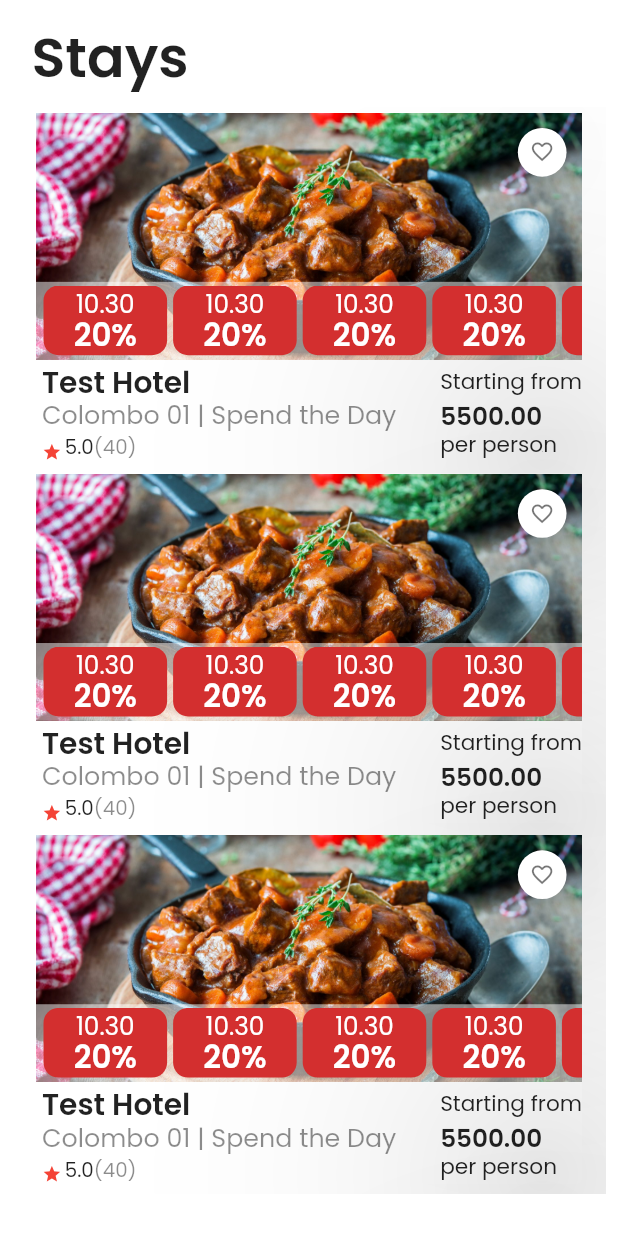
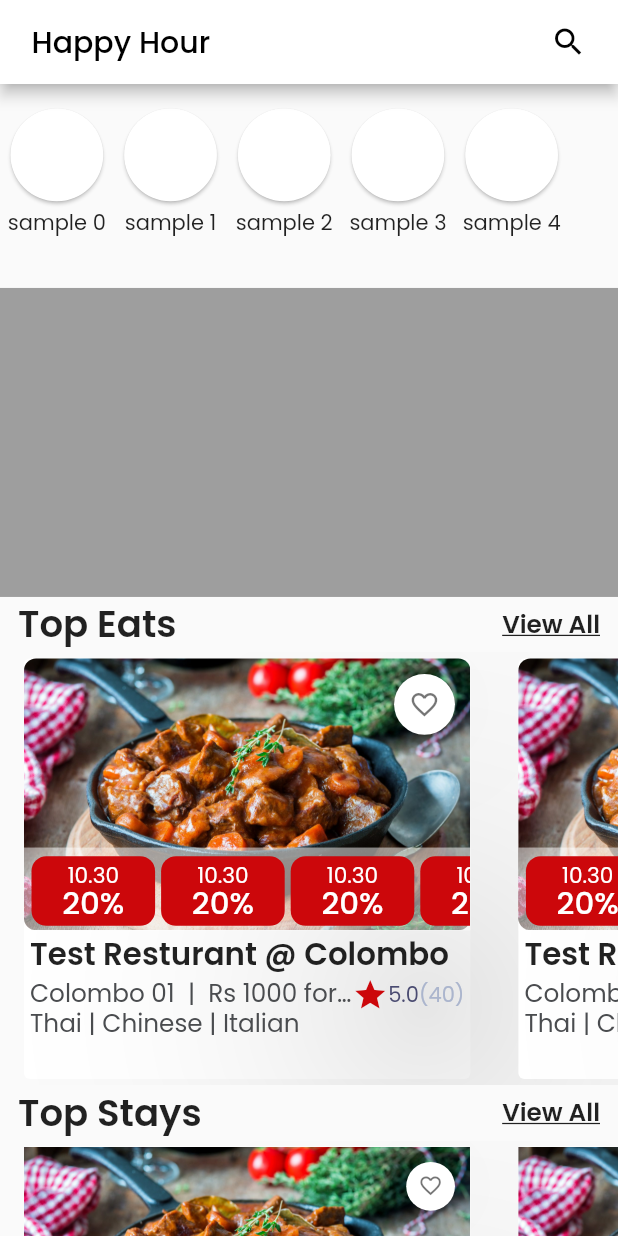
Before and after one commit to lanka97/DealsApp, a Flutter app: the screen it shows after launch, on a phone screen of 412 x 824 dp. Run offline on Flutter 3.47's test engine with Material 2 defaults, Android fonts, the phone set to English and light mode, and no system bars; our stand-ins replace cached_network_image, device_preview; missing offline and left inert: qrscan.

Commit message:
home page

```diff
--- a/lib/main.dart
+++ b/lib/main.dart
@@ -1,6 +1,8 @@
 import 'package:device_preview/device_preview.dart';
 import 'package:flutter/material.dart';
 import 'package:flutter/foundation.dart';
+import 'package:offpeak/pages/activities.dart';
+import 'package:offpeak/pages/home_page.dart';
 import 'package:offpeak/pages/hotels/view_hotel.dart';
 import 'package:offpeak/pages/reservation.dart';
 import 'package:offpeak/pages/scan.dart';
@@ -43,7 +45,11 @@ class MyApp extends StatelessWidget {
         ViewHotel.routeName: (context) => ViewHotel(),
         Restaurants.routeName: (context) => Restaurants(),
         Reservation.routeName: (context) => Reservation(),
-        Scan.routeName: (context) => Scan()
+        Scan.routeName: (context) => Scan(),
+        HomePage.routeName: (context) => HomePage(),
+        Stays.routeName: (context) => Stays(),
+        Activities.routeName: (context) => Activities(),
+        Spas.routeName: (context) => Spas(),
       },
     );
   }
@@ -58,6 +64,6 @@ class _MyHomePageState extends State<MyHomePage> {
   @override
   Widget build(BuildContext context) {
     SizeConfig().init(context);
-    return Stays();
+    return HomePage();
   }
 }
--- a/lib/pages/ActivityItem.dart
+++ b/lib/pages/ActivityItem.dart
@@ -153,9 +153,10 @@ class _ActivityItemState extends State<ActivityItem> {
                         ),
                       ],
                     ),
-                    Column(
+                    Expanded(
+                      child: Column(
                         mainAxisAlignment: MainAxisAlignment.start,
-                      crossAxisAlignment: CrossAxisAlignment.start,
+                        crossAxisAlignment: CrossAxisAlignment.end,
                         children: [
                           Text(
                             "Starting from",
@@ -183,6 +184,7 @@ class _ActivityItemState extends State<ActivityItem> {
                             overflow: TextOverflow.ellipsis,
                           ),
                         ],
+                      ),
                     ),
                   ],
                 ),
--- a/lib/pages/activities.dart
+++ b/lib/pages/activities.dart
@@ -7,7 +7,7 @@ import 'package:offpeak/utils/size_config.dart';
 import '../utils/size_config.dart';
 
 class Activities extends StatefulWidget {
-  static const routeName = "restaurants";
+  static const routeName = "activities";
   @override
   _ActivitiesState createState() => _ActivitiesState();
 }
--- /dev/null
+++ b/lib/pages/home_page.dart
@@ -0,0 +1,173 @@
+import 'package:flutter/cupertino.dart';
+import 'package:flutter/material.dart';
+import 'package:offpeak/pages/ActivityItem.dart';
+import 'package:offpeak/pages/activities.dart';
+import 'package:offpeak/pages/restaurants.dart';
+import 'package:offpeak/pages/spaItem.dart';
+import 'package:offpeak/pages/spas.dart';
+import 'package:offpeak/pages/stays.dart';
+import 'package:offpeak/pages/staysItem.dart';
+import 'package:offpeak/utils/size_config.dart';
+import 'package:offpeak/widgets/restaurantItem.dart';
+
+class HomePage extends StatefulWidget {
+  static const routeName = "/home_page";
+  @override
+  _HomePageState createState() => _HomePageState();
+}
+
+class _HomePageState extends State<HomePage> {
+  @override
+  Widget build(BuildContext context) {
+    return Scaffold(
+      appBar: _customAppBar(),
+      body: _buildBody(),
+    );
+  }
+  Widget _customAppBar(){
+    return AppBar(
+      title: Padding(
+        padding: const EdgeInsets.symmetric(horizontal: 5),
+        child: Row(
+          children: <Widget>[
+            Text("Happy Hour",style: TextStyle(color:
+            Colors.black),),
+            Spacer(),
+            Icon(Icons.search,color: Colors.black,)
+          ],
+        ),
+      ),
+      backgroundColor: Colors.white,
+    );
+  }
+  Widget _buildBody() {
+    return SingleChildScrollView(
+      child: Column(
+        children: <Widget>[
+          SizedBox(height: SizeConfig.blockSizeHorizontal *  3,),
+          _buildTop(),
+          Container(
+            height: SizeConfig.blockSizeHorizontal * 50,
+            color: Colors.grey,
+          ),
+          _titleWidget(title: "Top Eats",route: Restaurants.routeName),
+          _topEats(),
+          _titleWidget(title: "Top Stays",route: Stays.routeName),
+          _topStays(),
+          _titleWidget(title: "Top Activities",route: Activities.routeName),
+          _topActivities(),
+          _titleWidget(title: "Top Salons",route: Spas.routeName),
+
+          _topSalon()
+        ],
+      ),
+    );
+  }
+
+  Container _topEats() {
+    //TODO: change sizes
+    return Container(
+          height: SizeConfig.screenWidth * 0.7,
+          child: ListView.builder(
+                      scrollDirection: Axis.horizontal,
+              itemCount: 5,
+              itemBuilder: (context, index) {
+                return Container(
+                    width: SizeConfig.screenWidth * 0.8,
+                    child: RestaurantItem()
+                );
+              }),
+        );
+  }
+  Container _topStays() {
+    //TODO: change sizes
+    return Container(
+          height: SizeConfig.screenWidth * 0.7,
+          child: ListView.builder(
+                      scrollDirection: Axis.horizontal,
+              itemCount: 5,
+              itemBuilder: (context, index) {
+                return Container(
+                    width: SizeConfig.screenWidth * 0.8,
+                    child: StaysItem()
+                );
+              }),
+        );
+  }
+  Container _topActivities() {
+    //TODO: change sizes
+    return Container(
+          height: SizeConfig.screenWidth * 0.7,
+          child: ListView.builder(
+                      scrollDirection: Axis.horizontal,
+              itemCount: 5,
+              itemBuilder: (context, index) {
+                return Container(
+                    width: SizeConfig.screenWidth * 0.8,
+                    child: ActivityItem()
+                );
+              }),
+        );
+  }
+  Container _topSalon() {
+    //TODO: change sizes
+    return Container(
+          height: SizeConfig.screenWidth * 0.7,
+          child: ListView.builder(
+                      scrollDirection: Axis.horizontal,
+              itemCount: 5,
+              itemBuilder: (context, index) {
+                return Container(
+                    width: SizeConfig.screenWidth * 0.8,
+                    child: SpaItem()
+                );
+              }),
+        );
+  }
+
+  Widget _titleWidget({String title,String route}){
+    final style = Theme.of(context).textTheme.headline6.copyWith(fontSize: SizeConfig.blockSizeHorizontal * 6,fontWeight: FontWeight.bold);
+    final viewStyle = Theme.of(context).textTheme.headline6.copyWith(fontSize: SizeConfig.blockSizeHorizontal * 4,decoration: TextDecoration.underline,fontWeight: FontWeight.bold);
+    return Padding(
+      padding: const EdgeInsets.symmetric(horizontal:12.0),
+      child: Row(
+        crossAxisAlignment: CrossAxisAlignment.center,
+        children: <Widget>[
+          Text(title,style: style,),
+          Spacer(),
+          InkWell(
+              onTap: (){
+                Navigator.of(context).pushNamed(route);
+              },
+              child: Text("View All",style: viewStyle,))
+        ],
+      ),
+    );
+  }
+
+  Widget _buildTop() {
+    return Container(
+      height: SizeConfig.screenWidth * 0.3,
+      child: ListView.builder(
+          scrollDirection: Axis.horizontal,
+          itemCount: 5,
+          itemBuilder: (context, index) {
+            return Container(
+              padding: const EdgeInsets.symmetric(horizontal: 3),
+              child: Column(
+                children: <Widget>[
+                  Card(
+                    shape: RoundedRectangleBorder(borderRadius: BorderRadius.circular(150)),
+                    child: Container(
+                      width: SizeConfig.blockSizeHorizontal *15,
+                      height: SizeConfig.blockSizeHorizontal *15,
+                    ),
+                  ),
+                  Text("sample $index")
+                ],
+              ),
+            );
+          }),
+    );
+  }
+}
--- a/lib/pages/spaItem.dart
+++ b/lib/pages/spaItem.dart
@@ -153,9 +153,10 @@ class _SpaItemState extends State<SpaItem> {
                         ),
                       ],
                     ),
-                    Column(
+                    Expanded(
+                      child: Column(
                         mainAxisAlignment: MainAxisAlignment.start,
-                      crossAxisAlignment: CrossAxisAlignment.start,
+                        crossAxisAlignment: CrossAxisAlignment.end,
                         children: [
                           Text(
                             "Starting from",
@@ -183,6 +184,7 @@ class _SpaItemState extends State<SpaItem> {
                             overflow: TextOverflow.ellipsis,
                           ),
                         ],
+                      ),
                     ),
                   ],
                 ),
--- a/lib/pages/spas.dart
+++ b/lib/pages/spas.dart
@@ -7,7 +7,7 @@ import 'package:offpeak/utils/size_config.dart';
 import '../utils/size_config.dart';
 
 class Spas extends StatefulWidget {
-  static const routeName = "restaurants";
+  static const routeName = "spas";
   @override
   _SpasState createState() => _SpasState();
 }
--- a/lib/pages/stays.dart
+++ b/lib/pages/stays.dart
@@ -7,7 +7,7 @@ import 'package:offpeak/utils/size_config.dart';
 import '../utils/size_config.dart';
 
 class Stays extends StatefulWidget {
-  static const routeName = "restaurants";
+  static const routeName = "stays";
   @override
   _StaysState createState() => _StaysState();
 }
--- a/lib/pages/staysItem.dart
+++ b/lib/pages/staysItem.dart
@@ -153,9 +153,10 @@ class _StaysItemState extends State<StaysItem> {
                         ),
                       ],
                     ),
-                    Column(
+                    Expanded(
+                      child: Column(
                         mainAxisAlignment: MainAxisAlignment.start,
-                      crossAxisAlignment: CrossAxisAlignment.start,
+                        crossAxisAlignment: CrossAxisAlignment.end,
                         children: [
                           Text(
                             "Starting from",
@@ -183,6 +184,7 @@ class _StaysItemState extends State<StaysItem> {
                             overflow: TextOverflow.ellipsis,
                           ),
                         ],
+                      ),
                     ),
                   ],
                 ),
```
Lines whose indentation alone changed are shown as unchanged.
